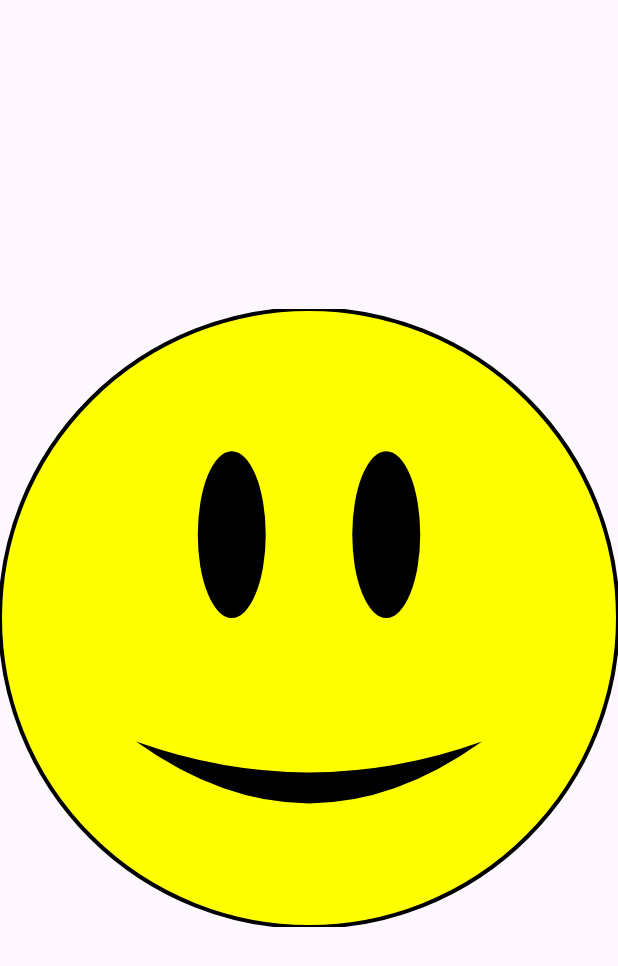
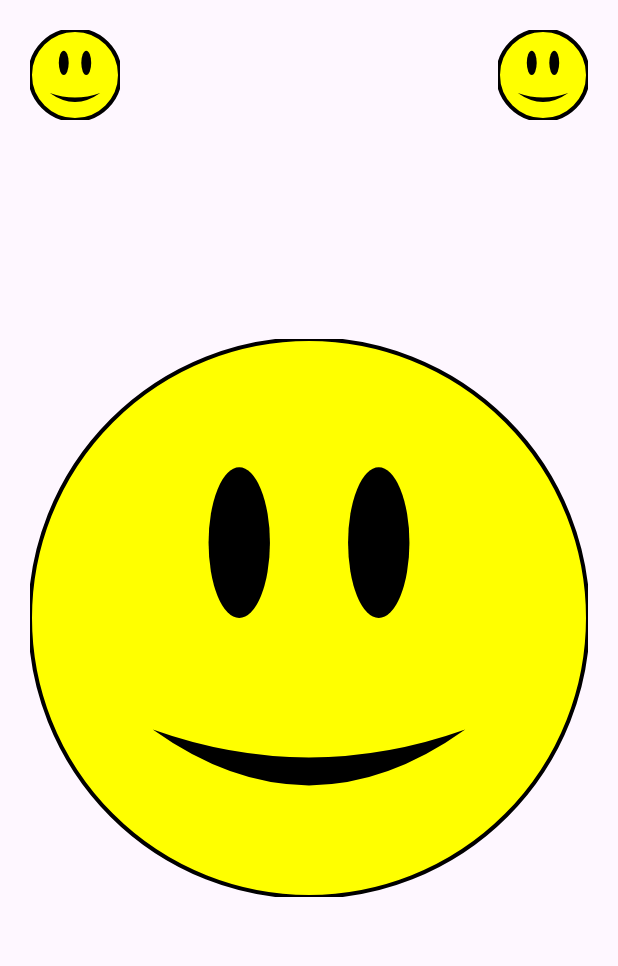
Before and after one commit to raheemadamboev/custom-view-emotions, an Android app: the screen it shows after launch (MainActivity), on a phone screen of 412 x 824 dp. Shown: the top 966 px of the screen. Run offline under Robolectric (Android 15) with nearby library versions, the phone set to English and light mode, and no system bars.

Commit message:
place custom views on layout
Took 6 minutes

```diff
--- a/app/src/main/res/layout/activity_main.xml
+++ b/app/src/main/res/layout/activity_main.xml
@@ -7,9 +7,31 @@
     tools:context=".MainActivity">
 
     <xyz.teamgravity.customviewemotions.EmotionalFaceView
+        android:id="@+id/happy_b"
+        android:layout_width="60dp"
+        android:layout_height="60dp"
+        android:layout_marginStart="20dp"
+        android:layout_marginTop="20dp"
+        app:layout_constraintStart_toStartOf="parent"
+        app:layout_constraintTop_toTopOf="parent"
+        app:state="happy" />
+
+    <xyz.teamgravity.customviewemotions.EmotionalFaceView
+        android:id="@+id/sad_face"
+        android:layout_width="60dp"
+        android:layout_height="60dp"
+        android:layout_marginTop="20dp"
+        android:layout_marginEnd="20dp"
+        app:layout_constraintEnd_toEndOf="parent"
+        app:layout_constraintTop_toTopOf="parent"
+        app:state="sad" />
+
+    <xyz.teamgravity.customviewemotions.EmotionalFaceView
         android:id="@+id/face_v"
         android:layout_width="match_parent"
         android:layout_height="wrap_content"
+        android:layout_marginStart="20dp"
+        android:layout_marginEnd="20dp"
         app:layout_constraintBottom_toBottomOf="parent"
         app:layout_constraintTop_toTopOf="parent" />
 
```
